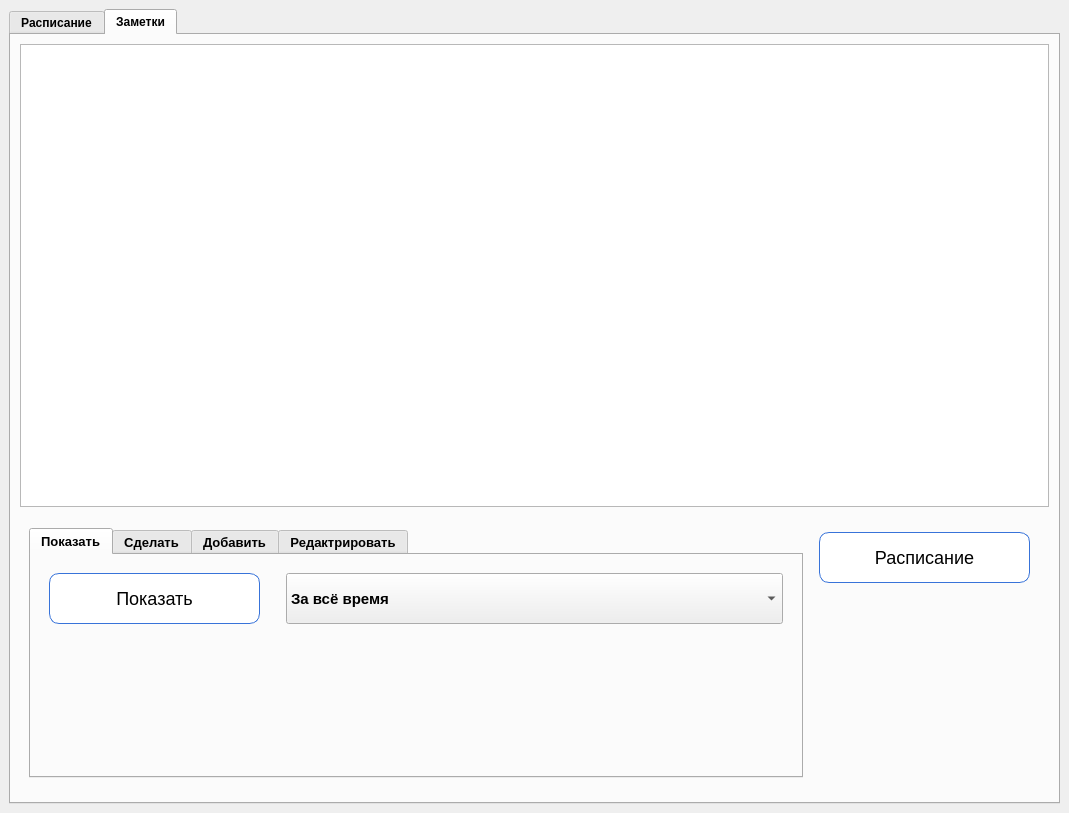
Old version of the form rasp.ui in the repository DeevEV/school_table.
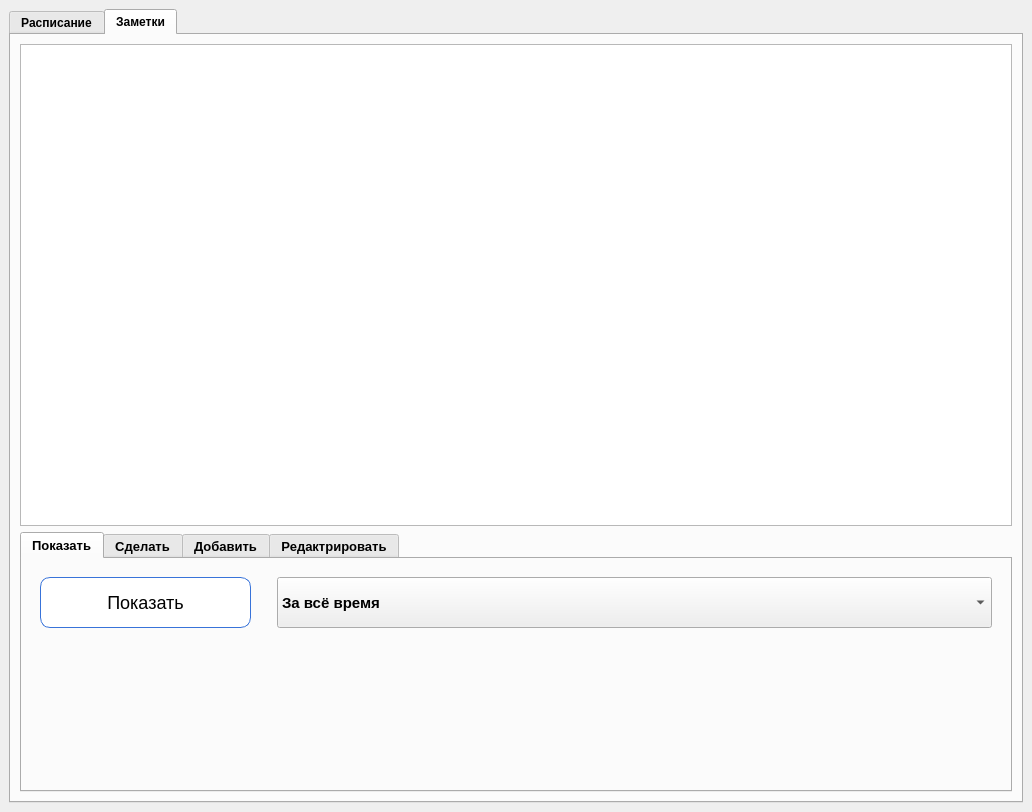
New version of the form. The open tabs and pages were chosen to show the change.

```diff
--- a/rasp.ui
+++ b/rasp.ui
@@ -6,8 +6,8 @@
    <rect>
     <x>0</x>
     <y>0</y>
-    <width>1069</width>
-    <height>813</height>
+    <width>1032</width>
+    <height>809</height>
    </rect>
   </property>
   <property name="font">
@@ -1243,32 +1243,17 @@
          </widget>
         </item>
         <item row="1" column="0">
-         <widget class="QWidget" name="widget" native="true">
-          <property name="minimumSize">
-           <size>
-            <width>960</width>
-            <height>260</height>
-           </size>
-          </property>
-          <property name="maximumSize">
-           <size>
-            <width>16777215</width>
-            <height>280</height>
-           </size>
-          </property>
-          <layout class="QHBoxLayout" name="horizontalLayout_3">
-           <item>
             <widget class="QTabWidget" name="tabWidget_2">
              <property name="minimumSize">
               <size>
-               <width>675</width>
-               <height>0</height>
+            <width>0</width>
+            <height>260</height>
               </size>
              </property>
              <property name="maximumSize">
               <size>
                <width>16777215</width>
-               <height>250</height>
+            <height>260</height>
               </size>
              </property>
              <property name="font">
@@ -1794,77 +1779,19 @@
              </widget>
             </widget>
            </item>
-           <item>
-            <widget class="QWidget" name="default5" native="true">
-             <property name="minimumSize">
-              <size>
-               <width>231</width>
-               <height>0</height>
-              </size>
-             </property>
+        <item row="0" column="0">
+         <widget class="QTableWidget" name="maintable">
              <property name="maximumSize">
               <size>
-               <width>231</width>
+            <width>16777215</width>
                <height>16777215</height>
               </size>
              </property>
              <property name="font">
               <font>
-               <weight>50</weight>
-               <bold>false</bold>
-              </font>
-             </property>
-             <widget class="QPushButton" name="get_rasp">
-              <property name="geometry">
-               <rect>
-                <x>10</x>
-                <y>10</y>
-                <width>211</width>
-                <height>51</height>
-               </rect>
-              </property>
-              <property name="minimumSize">
-               <size>
-                <width>211</width>
-                <height>51</height>
-               </size>
-              </property>
-              <property name="maximumSize">
-               <size>
-                <width>211</width>
-                <height>51</height>
-               </size>
-              </property>
-              <property name="font">
-               <font>
-                <pointsize>-1</pointsize>
-               </font>
-              </property>
-              <property name="styleSheet">
-               <string notr="true">QPushButton {
-    padding:10px;
-    color: #fffff;
-    font-size: 18px;
-    border-radius: 10px;
-    border: 1px solid #3873d9;
-    background-color: white; }
-
-QPushButton:hover{
-	background-color: rgb(171, 211, 247);
-	effect = QtWidgets.QGraphicsDropShadowEffect(QPushButton)
-	effect.setOffset(0, 0)
-	effect.setBlurRadius(20)
-	effect.setColor(QColor(57, 219, 255))
-	QPushButton.setGraphicsEffect(effect)
-}</string>
-              </property>
-              <property name="text">
-               <string>Расписание</string>
-              </property>
-             </widget>
-            </widget>
-           </item>
-          </layout>
+            <pointsize>10</pointsize>
+           </font>
+          </property>
          </widget>
         </item>
        </layout>
```
Left out of the diff: 65 changed lines with no effect on the pictures. Lines whose indentation alone changed are shown as unchanged.
